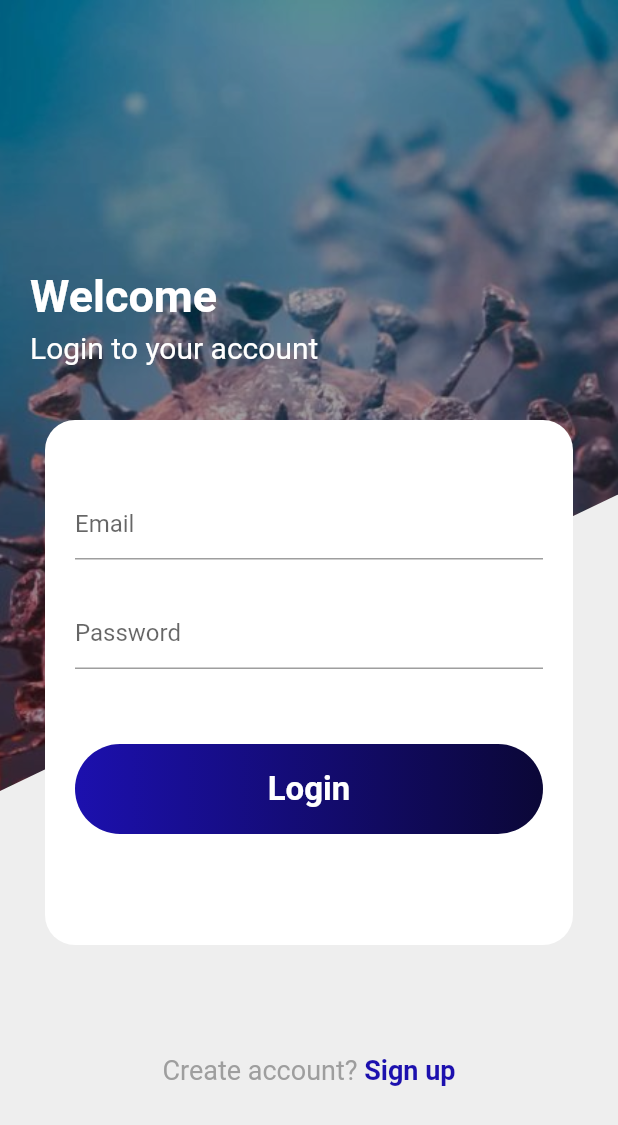
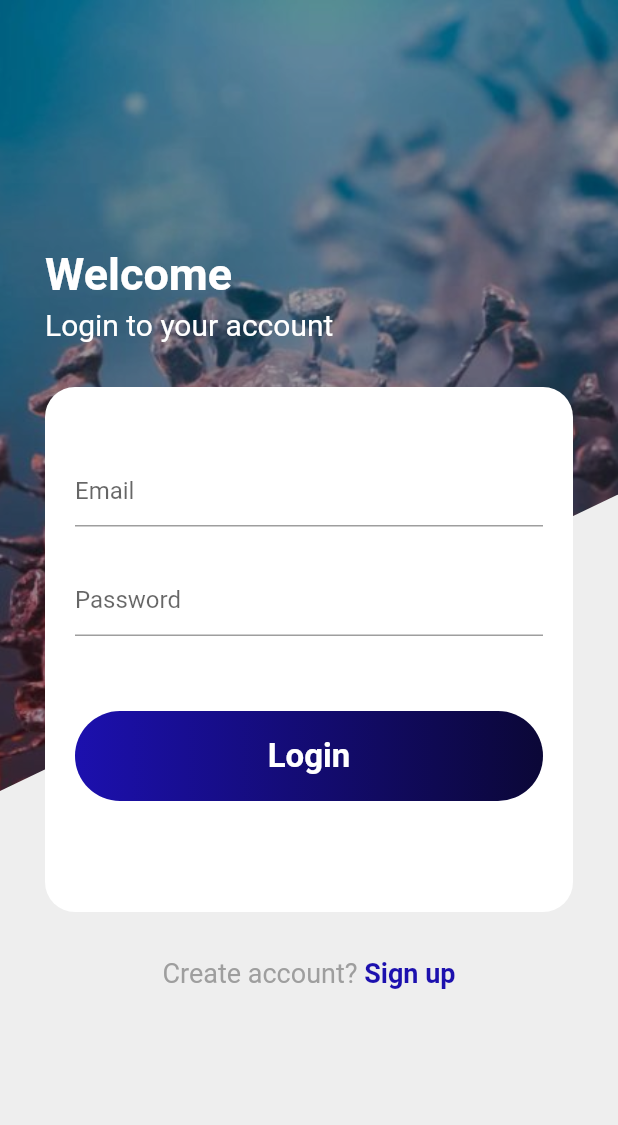
Before and after one commit to mohith0091/covid-19, a Flutter app: the Login2 screen opened directly, on a phone screen of 412 x 824 dp. Shown: the top 1125 px of the screen. Run offline on Flutter 3.47's test engine with Material 2 defaults, Android fonts, the phone set to English and light mode, and no system bars; our stand-ins replace firebase_auth, firebase_core; accounts and stored records are empty.

Commit message:
just now

```diff
--- a/lib/loginPage/login2.dart
+++ b/lib/loginPage/login2.dart
@@ -139,10 +139,25 @@ class _Login2State extends State<Login2> {
             ),
           ),
           Positioned(
-            top: 180,
-            left: 20,
+            bottom: 0,
+            top: height * .40,
+            child: ClipPath(
+              clipper: CusClipper(),
+              child: Container(
+                height: height * .6,
+                width: width,
+                decoration: BoxDecoration(
+                  color: Color(0xffeeeeee),
+                ),
+              ),
+            ),
+          ),
+          Container(
+            padding: EdgeInsets.symmetric(horizontal: 30),
+            constraints: BoxConstraints.expand(),
             child: Column(
               crossAxisAlignment: CrossAxisAlignment.start,
+              mainAxisAlignment: MainAxisAlignment.center,
               children: [
                 Text(
                   "Welcome",
@@ -163,61 +178,8 @@ class _Login2State extends State<Login2> {
                     fontWeight: FontWeight.normal,
                   ),
                 ),
-              ],
-            ),
-          ),
-          Positioned(
-            bottom: 0,
-            top: height * .40,
-            child: ClipPath(
-              clipper: CusClipper(),
-              child: Container(
-                height: height * .6,
-                width: width,
-                decoration: BoxDecoration(
-                  color: Color(0xffeeeeee),
-                ),
-                child: Column(
-                  mainAxisAlignment: MainAxisAlignment.end,
-                  children: [
-                    Row(
-                      mainAxisAlignment: MainAxisAlignment.center,
-                      crossAxisAlignment: CrossAxisAlignment.end,
-                      children: [
-                        Text(
-                          _showLogin
-                              ? "Create account? "
-                              : "Already have an Account?",
-                          style: TextStyle(
-                            color: Colors.grey,
-                            fontSize: 18,
-                            // fontWeight: FontWeight.bold,
-                          ),
-                        ),
-                        GestureDetector(
-                          onTap: _toggle,
-                          child: Text(
-                            _showLogin ? "Sign up" : "Login",
-                            style: TextStyle(
-                              color: kPrinaryColor,
-                              fontSize: 18,
-                              fontWeight: FontWeight.bold,
-                            ),
-                          ),
-                        ),
-                      ],
-                    ),
-                    SizedBox(height: 100),
-                  ],
-                ),
-              ),
-            ),
-          ),
-          Positioned(
-            top: 280,
-            left: 30,
-            right: 30,
-            child: Container(
+                SizedBox(height: 30),
+                Container(
                   padding: const EdgeInsets.all(20),
                   height: 350,
                   decoration: BoxDecoration(
@@ -275,6 +237,41 @@ class _Login2State extends State<Login2> {
                     ],
                   ),
                 ),
+                SizedBox(height: 30),
+                Column(
+                  mainAxisAlignment: MainAxisAlignment.end,
+                  children: [
+                    Row(
+                      mainAxisAlignment: MainAxisAlignment.center,
+                      crossAxisAlignment: CrossAxisAlignment.end,
+                      children: [
+                        Text(
+                          _showLogin
+                              ? "Create account? "
+                              : "Already have an Account?",
+                          style: TextStyle(
+                            color: Colors.grey,
+                            fontSize: 18,
+                            // fontWeight: FontWeight.bold,
+                          ),
+                        ),
+                        GestureDetector(
+                          onTap: _toggle,
+                          child: Text(
+                            _showLogin ? "Sign up" : "Login",
+                            style: TextStyle(
+                              color: kPrinaryColor,
+                              fontSize: 18,
+                              fontWeight: FontWeight.bold,
+                            ),
+                          ),
+                        ),
+                      ],
+                    ),
+                  ],
+                ),
+              ],
+            ),
           ),
         ],
       ),
```
Lines whose indentation alone changed are shown as unchanged.
